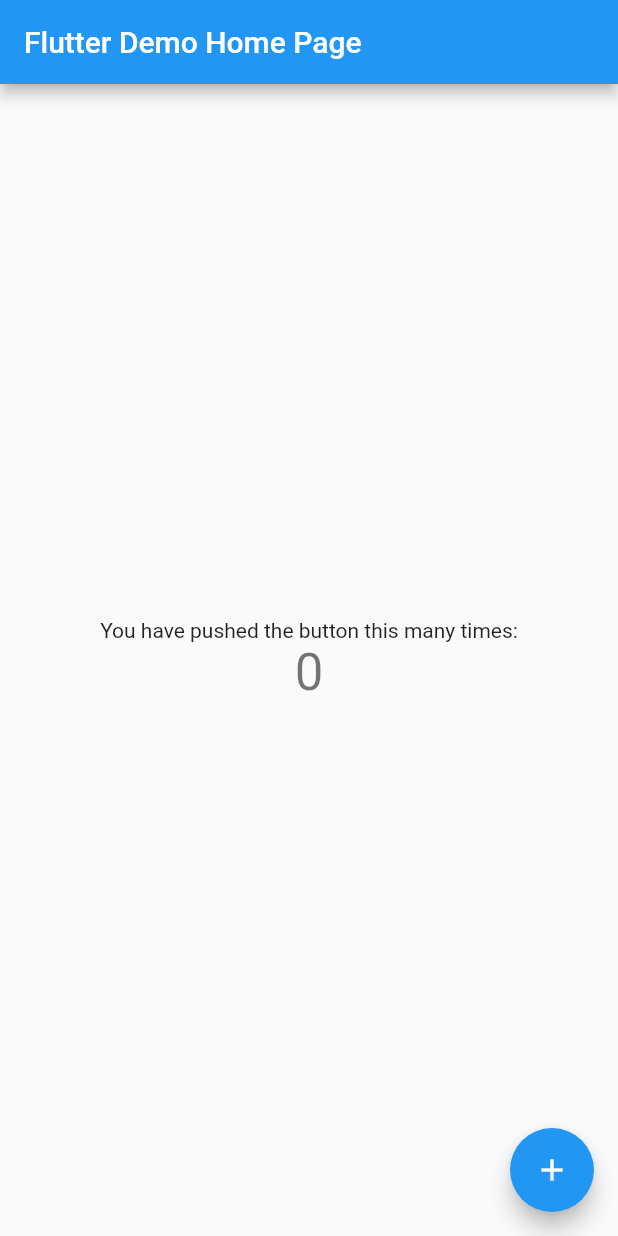
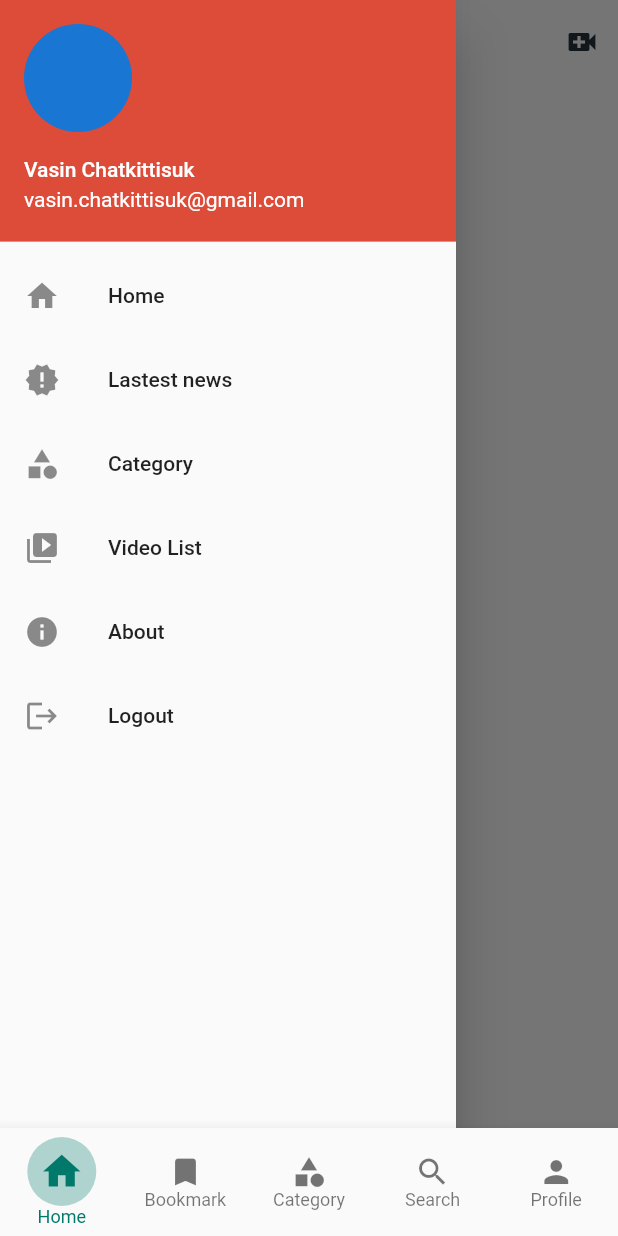
Before and after one commit to vasinch90/smart_news, a Flutter app: the screen it shows after launch, with the side drawer open (before the commit the screen has no drawer), on a phone screen of 412 x 824 dp. Run offline on Flutter 3.47's test engine with Material 2 defaults, Android fonts, the phone set to English and light mode, and no system bars.

Commit message:
commit day 2

```diff
--- /dev/null
+++ b/lib/Screens/Bottomnavmenu/HomeFragment.dart
@@ -0,0 +1,105 @@
+import 'package:flutter/material.dart';
+import 'package:smart_news/Screens/Drawermenu/LatesNewsListScreen.dart';
+import 'package:smart_news/Themes/colors.dart';
+
+class HomeFragment extends StatefulWidget {
+  HomeFragment({Key? key}) : super(key: key);
+
+  @override
+  _HomeFragmentState createState() => _HomeFragmentState();
+}
+
+class _HomeFragmentState extends State<HomeFragment> {
+  @override
+  Widget build(BuildContext context) {
+    return Scaffold(
+       appBar: AppBar(
+        centerTitle: true,
+        elevation: 0,
+        backgroundColor: Colors.white,
+        title: Text('Smart News',style: TextStyle(color: textColorSecondary),),
+        actions: [
+            IconButton(
+              icon: Icon(Icons.video_call),
+              onPressed: () {},
+            )
+        ]
+      ),
+      drawer: Drawer(
+        child: ListView(
+          children: [
+            UserAccountsDrawerHeader(
+              accountName: Text('Vasin Chatkittisuk'),
+              accountEmail: Text('vasin.chatkittisuk@gmail.com'),
+              currentAccountPicture: CircleAvatar(
+                // backgroundImage: AssetImage('assets/images/avatar.jpg'),
+              ),
+              decoration: BoxDecoration(
+                color: googleColor
+              ),
+            ),
+
+            ListTile(
+              leading: Icon(Icons.home),
+              title: Text('Home'),
+              onTap: (){
+
+              },
+            ),
+            ListTile(
+              leading: Icon(Icons.new_releases),
+              title: Text('Lastest news'),
+              onTap: (){
+
+              },
+            ),
+            ListTile(
+              leading: Icon(Icons.category),
+              title: Text('Category'),
+              onTap: (){
+
+              },
+            ),
+            ListTile(
+              leading: Icon(Icons.video_collection),
+              title: Text('Video List'),
+              onTap: (){
+
+              },
+            ),
+            ListTile(
+              leading: Icon(Icons.info),
+              title: Text('About'),
+              onTap: (){
+
+              },
+            ),
+            ListTile(
+              leading: Icon(Icons.logout),
+              title: Text('Logout'),
+              onTap: (){
+
+              },
+            ),
+
+          ],
+        )
+      ),
+      body: Center(
+        child: Container(
+          margin: EdgeInsets.all(100.0),
+          width: 100.0,
+          height: 100.0,
+          decoration: BoxDecoration(
+            shape: BoxShape.circle,
+            color: googleColor,
+          ),
+          child: Padding(
+            padding: const EdgeInsets.only(top:35.0, left: 20.0,),
+            child: Text('Home', style: TextStyle(fontSize: 24, color: white_color),),
+          )
+        ),
+      ),
+    );
+  }
+}
--- /dev/null
+++ b/lib/Screens/Dashboard/DashboardScreen.dart
@@ -0,0 +1,110 @@
+import 'package:flutter/material.dart';
+import 'package:smart_news/Screens/Bottomnavmenu/BookmarkFragment.dart';
+import 'package:smart_news/Screens/Bottomnavmenu/CategoryFragment.dart';
+import 'package:smart_news/Screens/Bottomnavmenu/HomeFragment.dart';
+import 'package:smart_news/Screens/Bottomnavmenu/ProfileFragment.dart';
+import 'package:smart_news/Screens/Bottomnavmenu/SearchFragment.dart';
+import 'package:smart_news/Themes/colors.dart';
+
+class DashboardScreen extends StatefulWidget {
+  DashboardScreen({Key? key}) : super(key: key);
+
+  @override
+  _DashboardScreenState createState() => _DashboardScreenState();
+}
+
+class _DashboardScreenState extends State<DashboardScreen> {
+
+  int selectedIndex = 0;
+  List<Widget> pages = [
+    HomeFragment(),
+    BookmarkFragment(),
+    CategoryFragment(),
+    SearchFragment(),
+    ProfileFragment(),
+  ];
+
+  @override
+  Widget build(BuildContext context) {
+    return Scaffold(
+      bottomNavigationBar: BottomNavigationBar(
+        type: BottomNavigationBarType.fixed,
+        currentIndex: selectedIndex,
+        selectedFontSize: 12,
+        unselectedFontSize: 12,
+        onTap: (index){
+          selectedIndex = index;
+          // คำสั่งในการ render ui
+          setState(() {
+
+          });
+        },
+        items: [
+          BottomNavigationBarItem(
+            icon: Icon(Icons.home),
+            label: 'Home',
+            activeIcon: Container(
+              padding: EdgeInsets.all(8.0),
+              decoration: BoxDecoration(
+                shape: BoxShape.circle,
+                color: primaryColor.withOpacity(0.3),
+              ),
+              child:  Icon(Icons.home, size: 30,),
+            )
+          ),
+          BottomNavigationBarItem(
+            icon: Icon(Icons.bookmark),
+            label: 'Bookmark',
+            activeIcon: Container(
+              padding: EdgeInsets.all(8.0),
+              decoration: BoxDecoration(
+                shape: BoxShape.circle,
+                color: primaryColor.withOpacity(0.3),
+              ),
+              child:  Icon(Icons.home, size: 30,),
+            )
+          ),
+          BottomNavigationBarItem(
+            icon: Icon(Icons.category),
+            label: 'Category',
+            activeIcon: Container(
+              padding: EdgeInsets.all(8.0),
+              decoration: BoxDecoration(
+                shape: BoxShape.circle,
+                color: primaryColor.withOpacity(0.3),
+              ),
+              child:  Icon(Icons.home, size: 30,),
+            )
+          ),
+          BottomNavigationBarItem(
+            icon: Icon(Icons.search),
+            label: 'Search',
+            activeIcon: Container(
+              padding: EdgeInsets.all(8.0),
+              decoration: BoxDecoration(
+                shape: BoxShape.circle,
+                color: primaryColor.withOpacity(0.3),
+              ),
+              child:  Icon(Icons.home, size: 30,),
+            )
+          ),
+          BottomNavigationBarItem(
+            icon: Icon(Icons.person),
+            label: 'Profile',
+            activeIcon: Container(
+              padding: EdgeInsets.all(8.0),
+              decoration: BoxDecoration(
+                shape: BoxShape.circle,
+                color: primaryColor.withOpacity(0.3),
+              ),
+              child:  Icon(Icons.home, size: 30,),
+            )
+          ),
+        ],
+      ),
+      body: SafeArea(
+        child: pages[selectedIndex],
+      )
+    );
+  }
+}
--- /dev/null
+++ b/lib/Themes/app_theme.dart
@@ -0,0 +1,28 @@
+import 'package:flutter/material.dart';
+import 'package:smart_news/Themes/colors.dart';
+
+class AppTheme {
+
+  static final ThemeData lightTheme = ThemeData(
+    scaffoldBackgroundColor: white_color,
+    primaryColor: primaryColor,
+    errorColor: Colors.red,
+    hoverColor: Colors.grey,
+    appBarTheme: AppBarTheme(
+      color: app_Background,
+      iconTheme: IconThemeData(color: textColorPrimary),
+      titleTextStyle: TextStyle(color: textColorPrimary),
+      centerTitle: true,
+    ),
+    colorScheme: ColorScheme.light(primary: primaryColor, primaryVariant: primaryColor),
+    cardTheme: CardTheme(color: Colors.white),
+    iconTheme: IconThemeData(color: textColorPrimary),
+    textTheme: TextTheme(
+      button: TextStyle(color: primaryColor),
+      headline6: TextStyle(color: textColorPrimary),
+      subtitle2: TextStyle(color: textColorSecondary),
+    ),
+    textSelectionTheme: TextSelectionThemeData(cursorColor: Colors.white),
+  );
+
+}
--- /dev/null
+++ b/lib/Themes/colors.dart
@@ -0,0 +1,24 @@
+import 'package:flutter/material.dart';
+
+const primaryColor = Color(0xFF00796b);
+const textColorPrimary = Color(0xFF263238);
+const textColorSecondary = Color(0xFF616161);
+const white_color = Color(0xFFffffff);
+const shadow_color = Color(0xFFECECEC);
+const app_Background = Color(0xFFf3f5f9);
+const view_color = Color(0XFFDADADA);
+const light_grayColor = Color(0xFFF5F6F7);
+const Darker_GrayColor = Color(0xFF757575);
+const lite_grayColor = Color(0xFFF2F5F8);
+const light_blueColor = Color(0xFFE2E6EC);
+const blueColor = Color(0xFF323642);
+const DarkBlueColor = Color(0xFF323642);
+const kGrey400 = Color(0xFF90a4ae);
+const app_background_black = Color(0xFF1D2939);
+const card_background_black = Color(0xFF1D2939);
+const color_primary_black = Color(0xFF131d25);
+const googleColor=Color(0xFFDD4B39);
+const scaffoldBakGroundColor = Color(0xFF090909);
+const appBackGroundColor = Color(0xFF282828);
+var darkBgColor = Colors.grey[850];
+var lightBgColor = Colors.grey[300];
--- a/lib/main.dart
+++ b/lib/main.dart
@@ -1,115 +1,28 @@
 import 'package:flutter/material.dart';
+import 'package:smart_news/Screens/Dashboard/DashboardScreen.dart';
+import 'package:smart_news/Themes/app_theme.dart';
 
-void main() {
-  runApp(const MyApp());
+void main(){
+  runApp(
+    MyApp()
+  );
 }
 
-class MyApp extends StatelessWidget {
-  const MyApp({Key? key}) : super(key: key);
+class MyApp extends StatefulWidget {
+  @override
+  _MyAppState createState() => _MyAppState();
+}
 
-  // This widget is the root of your application.
+class _MyAppState extends State<MyApp> {
   @override
   Widget build(BuildContext context) {
     return MaterialApp(
-      title: 'Flutter Demo',
-      theme: ThemeData(
-        // This is the theme of your application.
-        //
-        // Try running your application with "flutter run". You'll see the
-        // application has a blue toolbar. Then, without quitting the app, try
-        // changing the primarySwatch below to Colors.green and then invoke
-        // "hot reload" (press "r" in the console where you ran "flutter run",
-        // or simply save your changes to "hot reload" in a Flutter IDE).
-        // Notice that the counter didn't reset back to zero; the application
-        // is not restarted.
-        primarySwatch: Colors.blue,
+      theme: AppTheme.lightTheme.copyWith(
+        scaffoldBackgroundColor: Theme.of(context).cardTheme.color
       ),
-      home: const MyHomePage(title: 'Flutter Demo Home Page'),
+      home: Scaffold(
+        body: DashboardScreen(),
+      ),
     );
   }
 }
-
-class MyHomePage extends StatefulWidget {
-  const MyHomePage({Key? key, required this.title}) : super(key: key);
-
-  // This widget is the home page of your application. It is stateful, meaning
-  // that it has a State object (defined below) that contains fields that affect
-  // how it looks.
-
-  // This class is the configuration for the state. It holds the values (in this
-  // case the title) provided by the parent (in this case the App widget) and
-  // used by the build method of the State. Fields in a Widget subclass are
-  // always marked "final".
-
-  final String title;
-
-  @override
-  State<MyHomePage> createState() => _MyHomePageState();
-}
-
-class _MyHomePageState extends State<MyHomePage> {
-  int _counter = 0;
-
-  void _incrementCounter() {
-    setState(() {
-      // This call to setState tells the Flutter framework that something has
-      // changed in this State, which causes it to rerun the build method below
-      // so that the display can reflect the updated values. If we changed
-      // _counter without calling setState(), then the build method would not be
-      // called again, and so nothing would appear to happen.
-      _counter++;
-    });
-  }
-
-  @override
-  Widget build(BuildContext context) {
-    // This method is rerun every time setState is called, for instance as done
-    // by the _incrementCounter method above.
-    //
-    // The Flutter framework has been optimized to make rerunning build methods
-    // fast, so that you can just rebuild anything that needs updating rather
-    // than having to individually change instances of widgets.
-    return Scaffold(
-      appBar: AppBar(
-        // Here we take the value from the MyHomePage object that was created by
-        // the App.build method, and use it to set our appbar title.
-        title: Text(widget.title),
-      ),
-      body: Center(
-        // Center is a layout widget. It takes a single child and positions it
-        // in the middle of the parent.
-        child: Column(
-          // Column is also a layout widget. It takes a list of children and
-          // arranges them vertically. By default, it sizes itself to fit its
-          // children horizontally, and tries to be as tall as its parent.
-          //
-          // Invoke "debug painting" (press "p" in the console, choose the
-          // "Toggle Debug Paint" action from the Flutter Inspector in Android
-          // Studio, or the "Toggle Debug Paint" command in Visual Studio Code)
-          // to see the wireframe for each widget.
-          //
-          // Column has various properties to control how it sizes itself and
-          // how it positions its children. Here we use mainAxisAlignment to
-          // center the children vertically; the main axis here is the vertical
-          // axis because Columns are vertical (the cross axis would be
-          // horizontal).
-          mainAxisAlignment: MainAxisAlignment.center,
-          children: <Widget>[
-            const Text(
-              'You have pushed the button this many times:',
-            ),
-            Text(
-              '$_counter',
-              style: Theme.of(context).textTheme.headline4,
-            ),
-          ],
-        ),
-      ),
-      floatingActionButton: FloatingActionButton(
-        onPressed: _incrementCounter,
-        tooltip: 'Increment',
-        child: const Icon(Icons.add),
-      ), // This trailing comma makes auto-formatting nicer for build methods.
-    );
-  }
-}
```
Also changed, not shown: lib/Screens/Bottomnavmenu/BookmarkFragment.dart (added, +17 -0 lines), lib/Screens/Bottomnavmenu/CategoryFragment.dart (added, +17 -0 lines), lib/Screens/Bottomnavmenu/ProfileFragment.dart (added, +17 -0 lines), lib/Screens/Bottomnavmenu/SearchFragment.dart (added, +17 -0 lines), lib/Screens/Drawermenu/AboutUsScreen.dart (added, +17 -0 lines), lib/Screens/Drawermenu/CategoryScreen.dart (added, +17 -0 lines), lib/Screens/Drawermenu/LatesNewsListScreen.dart (added, +17 -0 lines), lib/Screens/Drawermenu/SettingScreen.dart (added, +17 -0 lines), lib/Screens/Drawermenu/VideoListScreen.dart (added, +17 -0 lines), lib/old_main.dart (added, +60 -0 lines), 1 other file.
